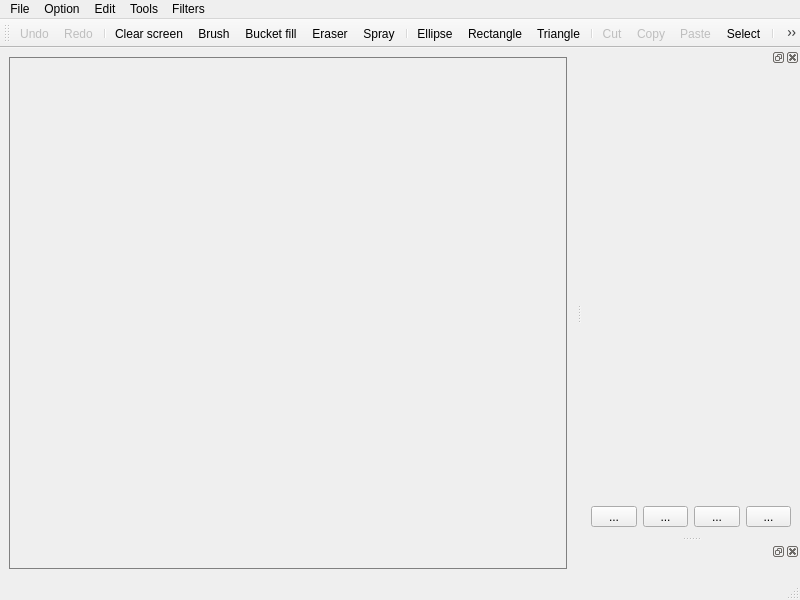
The window that Paint/mainwindow.ui (karina-cherednyk/OOP_Practice) describes before a commit, drawn with Qt 5.
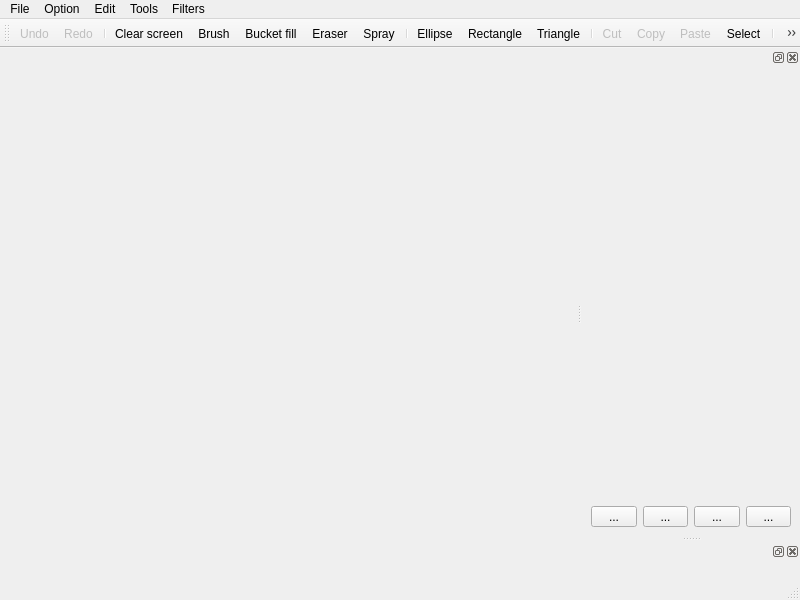
The same window after the commit. Icons and pictures are not drawn. Custom widgets are drawn as their Qt base class.

The edit to the form file:
```diff
--- a/Paint/mainwindow.ui
+++ b/Paint/mainwindow.ui
@@ -20,13 +20,19 @@
    <layout class="QGridLayout" name="gridLayout">
     <item row="0" column="0" rowspan="2">
      <widget class="QWidget" name="container" native="true">
+      <property name="sizePolicy">
+       <sizepolicy hsizetype="Expanding" vsizetype="Expanding">
+        <horstretch>0</horstretch>
+        <verstretch>0</verstretch>
+       </sizepolicy>
+      </property>
       <property name="autoFillBackground">
        <bool>false</bool>
       </property>
       <property name="styleSheet">
-       <string notr="true">background-image: url(:/icons/background.png);
-border: 1px solid grey</string>
+       <string notr="true">background: transparent</string>
       </property>
+      <layout class="QHBoxLayout" name="horizontalLayout_2"/>
      </widget>
     </item>
    </layout>
```
